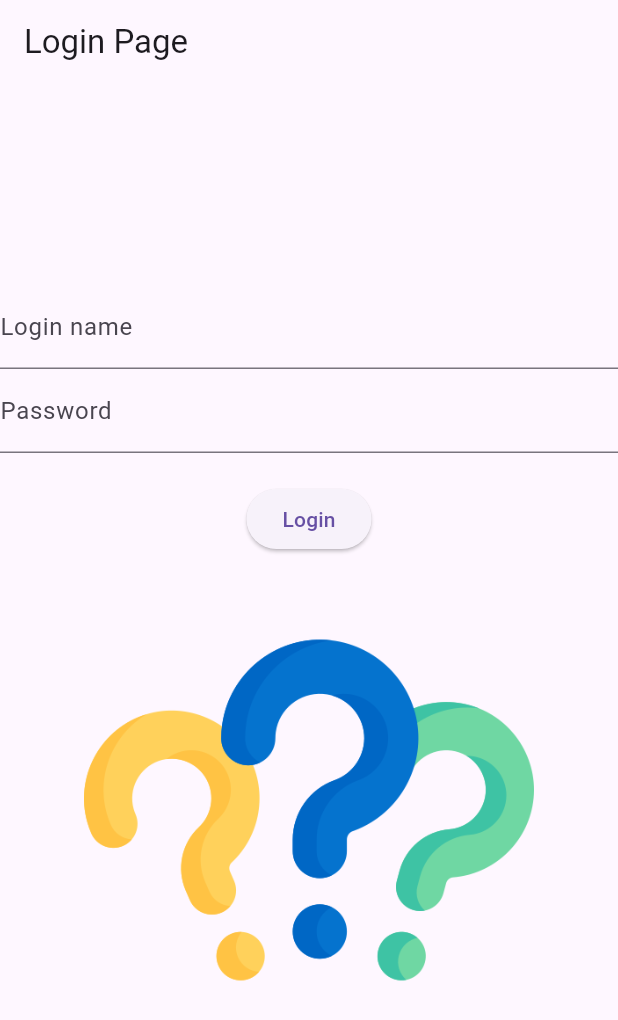
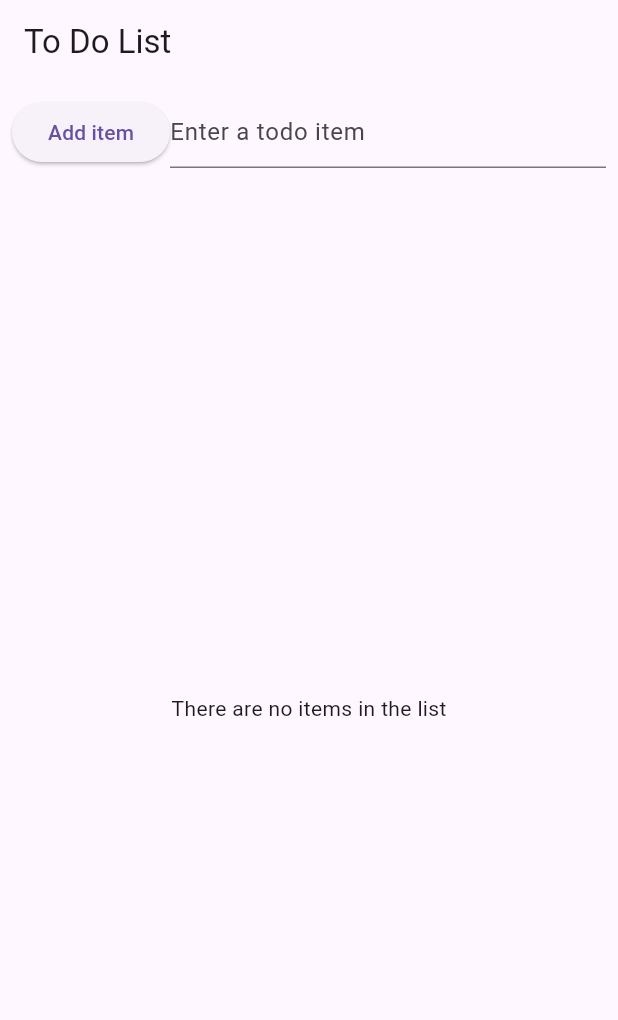
Before and after one commit to ideniska/CST2335, a Flutter app: the screen it shows after launch, on a phone screen of 412 x 824 dp. Shown: the top 1020 px of the screen. Run offline on Flutter 3.47's test engine with Material 3 defaults, Android fonts, the phone set to English and light mode, and no system bars; missing offline and left inert: encrypted_shared_preferences.

Commit message:
Week 6 lab

```diff
--- a/lib/main.dart
+++ b/lib/main.dart
@@ -1,123 +1,60 @@
 import 'package:flutter/material.dart';
-import 'package:shared_preferences/shared_preferences.dart';
-import 'package:test_flutter3/second.dart';
 
 void main() {
-  runApp(const MyApp());
+  runApp(Lab6());
 }
 
-class MyApp extends StatelessWidget {
-  const MyApp({super.key});
-
+class Lab6 extends StatelessWidget {
   @override
   Widget build(BuildContext context) {
     return MaterialApp(
-      title: 'Flutter Demo',
-      initialRoute: '/',
-      theme: ThemeData(
-        primarySwatch: Colors.deepPurple,
-      ),
-      home: const LoginPage(),
-      debugShowCheckedModeBanner: false,
+      home: ToDoList(),
     );
   }
 }
 
-class LoginPage extends StatefulWidget {
-  const LoginPage({super.key});
-
+class ToDoList extends StatefulWidget {
   @override
-  State<LoginPage> createState() => _LoginPageState();
+  _ToDoListState createState() => _ToDoListState();
 }
 
-class _LoginPageState extends State<LoginPage> {
-  final TextEditingController _loginController = TextEditingController();
-  final TextEditingController _passwordController = TextEditingController();
-  var imageSource = "images/question-mark.png";
-  bool _credentialsSaved = false;
+class _ToDoListState extends State<ToDoList> {
+  final List<String> words = [];
+  final TextEditingController textController = TextEditingController();
 
-  @override
-  void initState() {
-    super.initState();
-    _loadSavedCredentials();
+  void addItem() {
+    setState(() {
+      words.add(textController.text);
+      textController.clear();
+    });
   }
 
-  void _loadSavedCredentials() async {
-    final prefs = await SharedPreferences.getInstance();
-    final savedLogin = prefs.getString('login');
-    final savedPassword = prefs.getString('password');
-
-    if (savedLogin != null && savedPassword != null) {
-      _loginController.text = savedLogin;
-      _passwordController.text = savedPassword;
-      _credentialsSaved = true;
-
-      ScaffoldMessenger.of(context).showSnackBar(
-        SnackBar(
-          content: const Text('Previous login name and password loaded.'),
-          action: SnackBarAction(
-            label: 'Clear Saved Data',
-            onPressed: _clearSavedData,
-          ),
-        ),
-      );
-    }
+  void removeItem(int index) {
+    setState(() {
+      words.removeAt(index);
+    });
   }
 
-  void _clearSavedData() async {
-    final prefs = await SharedPreferences.getInstance();
-    prefs.remove('login');
-    prefs.remove('password');
-    _loginController.clear();
-    _passwordController.clear();
-    _credentialsSaved = false;
-  }
-
-  void _login() {
-    setState(() {
-      if (_passwordController.text == "QWERTY123") {
-        imageSource = "images/idea.png";
-        Navigator.push(
-          context,
-          MaterialPageRoute(builder: (context) => ProfilePage(loginName: _loginController.text)),
-        );
-        ScaffoldMessenger.of(context).showSnackBar(
-          SnackBar(content: Text('Welcome Back ${_loginController.text}')),
-        );
-      } else {
-        ScaffoldMessenger.of(context).showSnackBar(
-          SnackBar(content: Text('Incorrect password')),
-        );
-        imageSource = "images/stop.png";
-      }
-    });
-
-    if (!_credentialsSaved) {
-      _showSaveDialog();
-    }
-  }
-
-  void _showSaveDialog() {
+  void showDeleteDialog(int index) {
     showDialog(
       context: context,
       builder: (BuildContext context) {
         return AlertDialog(
-          title: const Text('Save Credentials'),
-          content: const Text('Would you like to save your login name and password for next time?'),
+          title: Text('Delete Item'),
+          content: Text('Do you want to delete this item?'),
           actions: <Widget>[
             TextButton(
+              child: Text('No'),
               onPressed: () {
-                _saveCredentials();
                 Navigator.of(context).pop();
               },
-              child: const Text('Yes'),
             ),
             TextButton(
+              child: Text('Yes'),
               onPressed: () {
-                _clearSavedData();
+                removeItem(index);
                 Navigator.of(context).pop();
               },
-              child: const Text('No'),
             ),
           ],
         );
@@ -125,49 +62,54 @@ class _LoginPageState extends State<LoginPage> {
     );
   }
 
-  void _saveCredentials() async {
-    final prefs = await SharedPreferences.getInstance();
-    prefs.setString('login', _loginController.text);
-    prefs.setString('password', _passwordController.text);
-    _credentialsSaved = true;
-  }
-
   @override
   Widget build(BuildContext context) {
     return Scaffold(
       appBar: AppBar(
-        title: const Text('Login Page'),
+        title: Text('To Do List'),
       ),
-      body: Center(
-        child: Column(
-          mainAxisAlignment: MainAxisAlignment.center,
-          children: <Widget>[
-            TextField(
-              controller: _loginController,
-              decoration: const InputDecoration(
-                labelText: 'Login name',
-              ),
+      body: Column(
+        children: <Widget>[
+          Padding(
+            padding: const EdgeInsets.all(8.0),
+            child: Row(
+              mainAxisAlignment: MainAxisAlignment.spaceBetween,
+              children: <Widget>[
+                ElevatedButton(
+                  onPressed: addItem,
+                  child: Text('Add item'),
+                ),
+                Expanded(
+                  child: TextField(
+                    controller: textController,
+                    decoration: InputDecoration(
+                      hintText: 'Enter a todo item',
+                    ),
+                  ),
+                ),
+              ],
             ),
-            TextField(
-              controller: _passwordController,
-              decoration: const InputDecoration(
-                labelText: 'Password',
-              ),
-              obscureText: true,
+          ),
+          Expanded(
+            child: words.isEmpty
+                ? Center(child: Text('There are no items in the list'))
+                : ListView.builder(
+              itemCount: words.length,
+              itemBuilder: (context, rowNum) {
+                return GestureDetector(
+                  onLongPress: () => showDeleteDialog(rowNum),
+                  child: Row(
+                    mainAxisAlignment: MainAxisAlignment.spaceBetween,
+                    children: [
+                      Text("Row number: ${rowNum + 1}"),
+                      Text(words[rowNum]),
+                    ],
+                  ),
+                );
+              },
             ),
-            const SizedBox(height: 20),
-            ElevatedButton(
-              onPressed: _login,
-              child: const Text('Login'),
-            ),
-            const SizedBox(height: 20),
-            Image.asset(
-              imageSource,
-              width: 300,
-              height: 300,
-            ),
-          ],
-        ),
+          ),
+        ],
       ),
     );
   }
```
